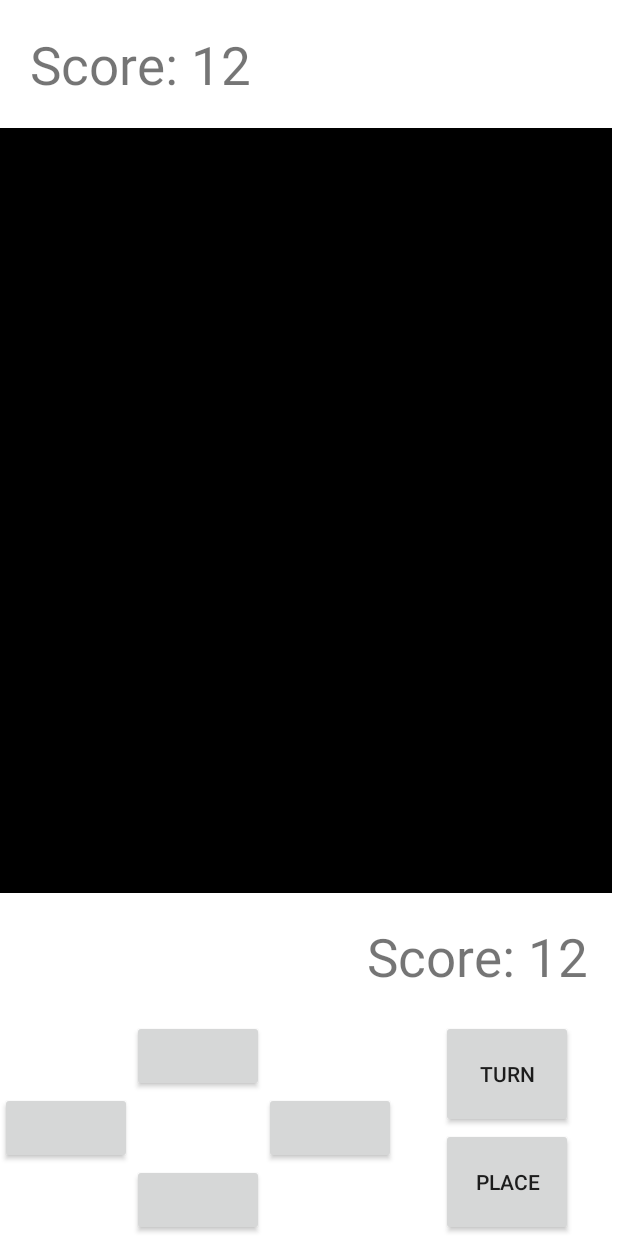
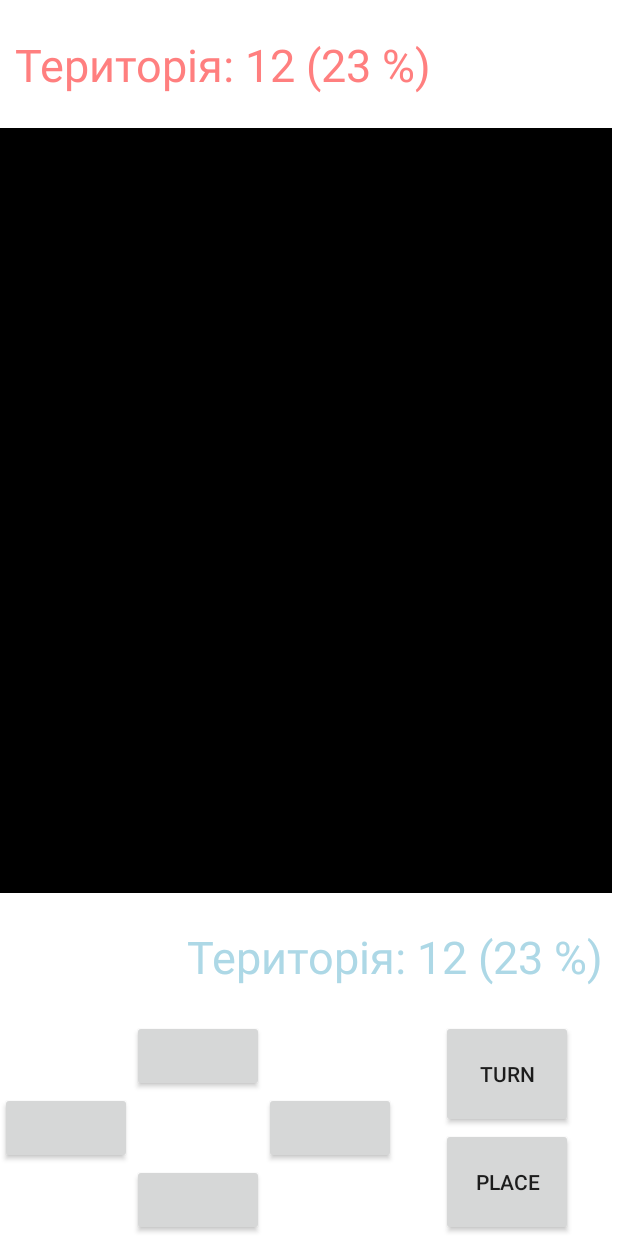
Before and after one commit to danitze/boardbattle2.0, an Android app: the layout fragment_game.xml on its own in the app's theme, with its tools: preview values and no code run, on a phone screen of 412 x 824 dp. Run offline under Robolectric (Android 15) with nearby library versions, the phone set to English and light mode, and no system bars.

Commit message:
implemented several colors and text templates

```diff
--- a/app/src/main/res/layout/fragment_game.xml
+++ b/app/src/main/res/layout/fragment_game.xml
@@ -51,22 +51,24 @@
         android:id="@+id/myScoreTv"
         android:layout_width="wrap_content"
         android:layout_height="wrap_content"
-        android:layout_marginRight="20dp"
-        android:textSize="35sp"
+        android:layout_marginEnd="10dp"
+        android:textColor="@color/my_player_color"
+        android:textSize="30sp"
         app:layout_constraintBottom_toTopOf="@id/controllerView"
         app:layout_constraintEnd_toEndOf="parent"
         app:layout_constraintTop_toBottomOf="@id/boardView"
-        tools:text="Score: 12" />
+        tools:text="Територія: 12 (23 %)" />
 
     <TextView
         android:id="@+id/enemyScoreTv"
         android:layout_width="wrap_content"
         android:layout_height="wrap_content"
-        android:layout_marginLeft="20dp"
-        android:textSize="35sp"
+        android:layout_marginStart="10dp"
+        android:textColor="@color/enemy_player_color"
+        android:textSize="30sp"
         app:layout_constraintBottom_toTopOf="@id/boardView"
         app:layout_constraintStart_toStartOf="parent"
         app:layout_constraintTop_toTopOf="parent"
-        tools:text="Score: 12" />
+        tools:text="Територія: 12 (23 %)" />
 
 </androidx.constraintlayout.widget.ConstraintLayout>
--- a/app/src/main/res/layout/fragment_menu.xml
+++ b/app/src/main/res/layout/fragment_menu.xml
@@ -12,7 +12,7 @@
         android:id="@+id/playBtn"
         android:layout_width="0dp"
         android:layout_height="wrap_content"
-        android:text="Играть"
+        android:text="@string/play"
         android:textSize="25sp"
         app:layout_constraintBottom_toTopOf="@+id/settingsBtn"
         app:layout_constraintEnd_toEndOf="@+id/settingsBtn"
@@ -23,7 +23,7 @@
         android:id="@+id/settingsBtn"
         android:layout_width="wrap_content"
         android:layout_height="wrap_content"
-        android:text="Настройки"
+        android:text="@string/settings"
         android:textSize="25sp"
         app:layout_constraintBottom_toTopOf="@+id/exitBtn"
         app:layout_constraintEnd_toEndOf="parent"
@@ -34,7 +34,7 @@
         android:id="@+id/exitBtn"
         android:layout_width="0dp"
         android:layout_height="wrap_content"
-        android:text="Выход"
+        android:text="@string/exit"
         android:textSize="25sp"
         app:layout_constraintBottom_toBottomOf="parent"
         app:layout_constraintEnd_toEndOf="@+id/settingsBtn"
--- a/app/src/main/res/values/colors.xml
+++ b/app/src/main/res/values/colors.xml
@@ -7,4 +7,6 @@
     <color name="teal_700">#FF018786</color>
     <color name="black">#FF000000</color>
     <color name="white">#FFFFFFFF</color>
+    <color name="my_player_color">#add8e6</color>
+    <color name="enemy_player_color">#FF7F7F</color>
 </resources>
--- a/app/src/main/res/values/strings.xml
+++ b/app/src/main/res/values/strings.xml
@@ -1,4 +1,8 @@
 <resources>
     <string name="app_name">BoardBattle 2.0</string>
     <string name="hello_blank_fragment">Hello blank fragment</string>
+    <string name="play">грати</string>
+    <string name="settings">налаштування</string>
+    <string name="exit">вийти</string>
+    <string name="game_points">Територія: %1$s (%2$s %)</string>
 </resources>
```
